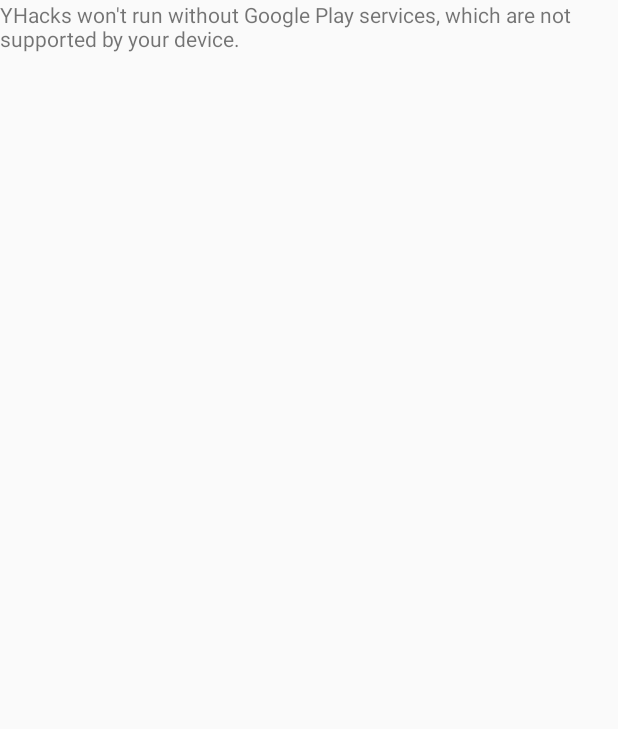
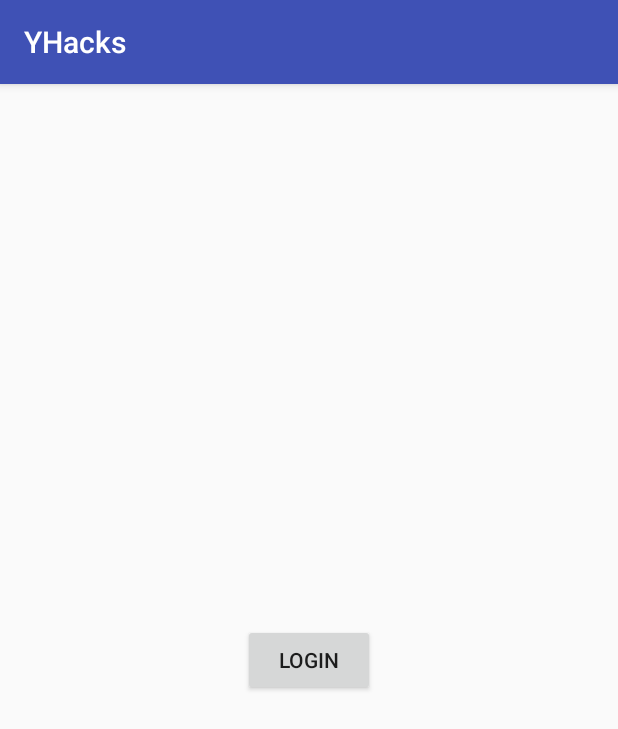
Before and after one commit to joseph93/YHacksProjectAndroid, an Android app: the screen it shows after launch (MapsActivity before the commit, MainActivity after it), on a phone screen of 412 x 824 dp. Shown: the top 729 px of the screen. Run offline under Robolectric (Android 15) with nearby library versions, the phone set to English and light mode, and no system bars.

Commit message:
Added MainActivity and HomeActivity.

```diff
--- a/app/build.gradle
+++ b/app/build.gradle
@@ -19,8 +19,13 @@ android {
     }
 }
 
+repositories {
+    mavenCentral()
+}
+
 dependencies {
     compile fileTree(dir: 'libs', include: ['*.jar'])
+    compile 'com.facebook.android:facebook-android-sdk:[4,5)'
     androidTestCompile('com.android.support.test.espresso:espresso-core:2.2.2', {
         exclude group: 'com.android.support', module: 'support-annotations'
     })
--- /dev/null
+++ b/app/src/main/java/com/example/josep/yhacks/MainActivity.java
@@ -0,0 +1,30 @@
+package com.example.josep.yhacks;
+
+import android.content.Intent;
+import android.support.v7.app.AppCompatActivity;
+import android.os.Bundle;
+import android.view.View;
+import android.widget.Button;
+
+public class MainActivity extends AppCompatActivity {
+
+
+    @Override
+    protected void onCreate(Bundle savedInstanceState) {
+        super.onCreate(savedInstanceState);
+        setContentView(R.layout.activity_main);
+
+        Button login_button = (Button)findViewById(R.id.button2);
+        login_button.setOnClickListener(new View.OnClickListener() {
+            @Override
+            public void onClick(View v) {
+                goToHomePage();
+            }
+        });
+    }
+
+    private void goToHomePage() {
+        Intent intent = new Intent(this, HomeActivity.class);
+        startActivity(intent);
+    }
+}
--- /dev/null
+++ b/app/src/main/res/layout/activity_main.xml
@@ -0,0 +1,20 @@
+<?xml version="1.0" encoding="utf-8"?>
+<RelativeLayout xmlns:android="http://schemas.android.com/apk/res/android"
+    xmlns:tools="http://schemas.android.com/tools"
+    android:id="@+id/activity_main"
+    android:layout_width="match_parent"
+    android:layout_height="match_parent"
+    android:paddingBottom="@dimen/activity_vertical_margin"
+    android:paddingLeft="@dimen/activity_horizontal_margin"
+    android:paddingRight="@dimen/activity_horizontal_margin"
+    android:paddingTop="@dimen/activity_vertical_margin"
+    tools:context="com.example.josep.yhacks.MainActivity">
+
+    <Button
+        android:text="Login"
+        android:layout_width="wrap_content"
+        android:layout_height="wrap_content"
+        android:layout_centerVertical="true"
+        android:layout_centerHorizontal="true"
+        android:id="@+id/button2" />
+</RelativeLayout>
--- /dev/null
+++ b/app/src/main/res/values-w820dp/dimens.xml
@@ -0,0 +1,6 @@
+<resources>
+    <!-- Example customization of dimensions originally defined in res/values/dimens.xml
+         (such as screen margins) for screens with more than 820dp of available width. This
+         would include 7" and 10" devices in landscape (~960dp and ~1280dp respectively). -->
+    <dimen name="activity_horizontal_margin">64dp</dimen>
+</resources>
--- /dev/null
+++ b/app/src/main/res/values/dimens.xml
@@ -0,0 +1,5 @@
+<resources>
+    <!-- Default screen margins, per the Android Design guidelines. -->
+    <dimen name="activity_horizontal_margin">16dp</dimen>
+    <dimen name="activity_vertical_margin">16dp</dimen>
+</resources>
--- a/app/src/main/res/values/strings.xml
+++ b/app/src/main/res/values/strings.xml
@@ -1,4 +1,6 @@
 <resources>
     <string name="app_name">YHacks</string>
     <string name="title_activity_maps">Map</string>
+    <string name="facebook_app_id">[APP_ID]</string>
+    <string name="home_page">Welcome to the home page!</string>
 </resources>
--- a/build.gradle
+++ b/build.gradle
@@ -6,7 +6,6 @@ buildscript {
     }
     dependencies {
         classpath 'com.android.tools.build:gradle:2.2.2'
-
         // NOTE: Do not place your application dependencies here; they belong
         // in the individual module build.gradle files
     }
```
Also changed, not shown: app/src/main/AndroidManifest.xml (+6 -4 lines), app/src/main/java/com/example/josep/yhacks/HomeActivity.java (added, +13 -0 lines), app/src/main/java/com/example/josep/yhacks/UserActivity.java (deleted, +0 -8 lines), app/src/main/res/layout/activity_home.xml (added, +20 -0 lines).
